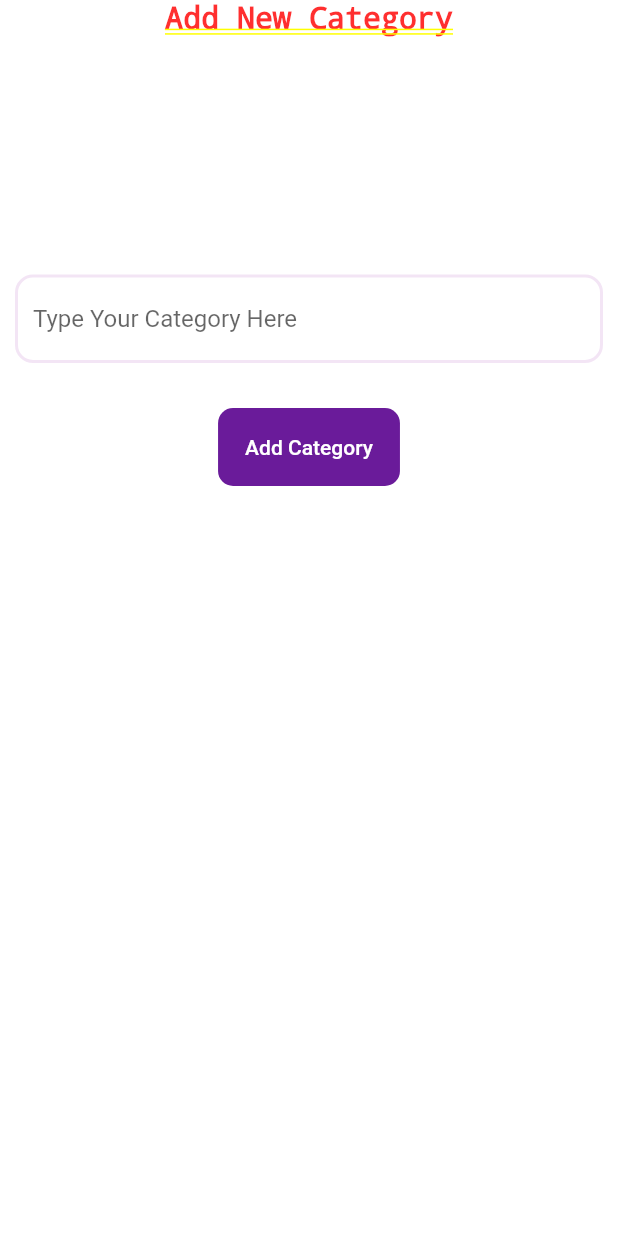
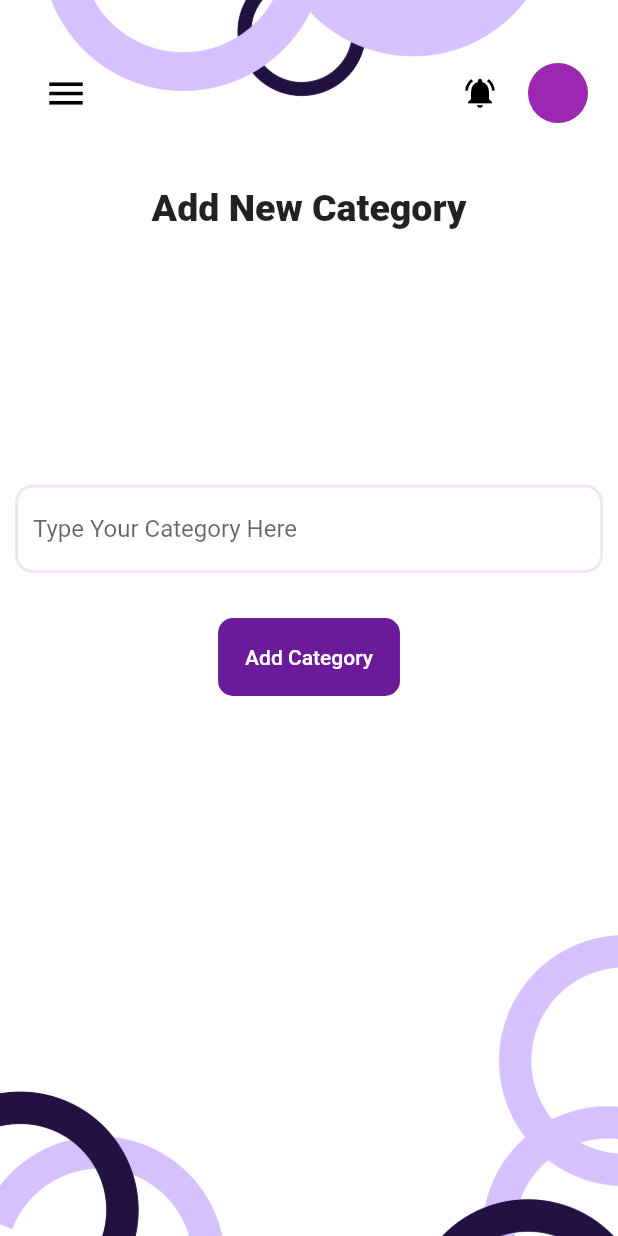
Before and after one commit to Him-anshuSharma/women_tech, a Flutter app: the CategoryPage screen opened by its route, on a phone screen of 412 x 824 dp. Run offline on Flutter 3.47's test engine with Material 2 defaults, Android fonts, the phone set to English and light mode, and no system bars; our stand-ins replace firebase_auth, font_awesome_flutter, google_sign_in; accounts and stored records are empty.

```diff
--- a/womentech/lib/main.dart
+++ b/womentech/lib/main.dart
@@ -11,6 +11,7 @@ import 'screens/keywords_screen.dart';
 import 'package:womentech/providers/category_provider.dart';
 import 'screens/category_mail_screen.dart';
 import 'screens/categories_screen.dart';
+import 'no_trans.dart';
 
 void main(){
   runApp(const MyApp());
@@ -18,7 +19,8 @@ void main(){
 
 
 class MyApp extends StatelessWidget {
-  const MyApp({super.key});
+  const MyApp({Key? key});
+
 
   @override
   Widget build(BuildContext context) {
@@ -29,7 +31,13 @@ class MyApp extends StatelessWidget {
       ],
       child: MaterialApp(
         title: 'Flutter Demo',
-        theme: ThemeData(),
+        theme: ThemeData(
+          pageTransitionsTheme: const PageTransitionsTheme(
+          builders: {
+            TargetPlatform.android: NoTransitionPageTransitionsBuilder(),
+          },
+        ),
+        ),
         initialRoute: '/authenticationPage',
       routes: {
         '/':(context) =>  const HomePage(),
--- /dev/null
+++ b/womentech/lib/no_trans.dart
@@ -0,0 +1,15 @@
+import 'package:flutter/material.dart';
+class NoTransitionPageTransitionsBuilder extends PageTransitionsBuilder {
+  const NoTransitionPageTransitionsBuilder();
+
+  @override
+  Widget buildTransitions<T>(
+    PageRoute<T> route,
+    BuildContext context,
+    Animation<double> animation,
+    Animation<double> secondaryAnimation,
+    Widget child,
+  ) {
+    return child;
+  }
+}
--- a/womentech/lib/providers/category_provider.dart
+++ b/womentech/lib/providers/category_provider.dart
@@ -1,7 +1,7 @@
 import 'package:flutter/foundation.dart';
 
 class CategoriesProvider extends ChangeNotifier {
-  final List<String> _categories = ["Add New Category"];
+  final List<String> _categories = ["1","2","3","4","5","Add New Category"];
 
   List<String> get items => [..._categories];
 
--- a/womentech/lib/screens/authentication.dart
+++ b/womentech/lib/screens/authentication.dart
@@ -28,7 +28,7 @@ class AuthenticationPage extends StatelessWidget {
               ],)
             ),
             onTap: (){
-              Navigator.pushNamed(context,'/');
+              Navigator.pushNamed(context,'/EmailOrganizerPage');
             },
           ),
 
--- a/womentech/lib/screens/categories_screen.dart
+++ b/womentech/lib/screens/categories_screen.dart
@@ -19,16 +19,64 @@ class _CategoryPageState extends State<CategoryPage> {
   @override
   Widget build(BuildContext context) {
     final categories = Provider.of<CategoriesProvider>(context);
-    return Container(
-        child: Form(
+    return Scaffold(
+      resizeToAvoidBottomInset: false,
+      body: Container(
+        decoration: const BoxDecoration(
+          image: DecorationImage(
+            image: AssetImage('assets/BgPage.png'),
+            fit: BoxFit.cover,
+          ),
+        ),
+        child:Form(
             key: _formKey,
             child: Column(
               children: [
+                SizedBox(
+                height: 30,
+              ),
+              Row(
+                children: [
+                  Container(
+                    margin: EdgeInsets.fromLTRB(20, 0, 0, 0),
+                    child: IconButton(
+                      icon: Icon(
+                        Icons.menu,
+                        color: Colors.black,
+                        size: 30,
+                      ),
+                      onPressed: () => Scaffold.of(context).openDrawer(),
+                    ),
+                  ),
+                  Expanded(child: SizedBox()),
+                  Padding(
+                    padding: const EdgeInsets.all(8.0),
+                    child: IconButton(
+                      icon: Icon(Icons.notifications_active),
+                      color: Colors.black,
+                      onPressed: () {},
+                    ),
+                  ),
+                  Padding(
+                    padding: const EdgeInsets.fromLTRB(0, 0, 20, 0),
+                    child: CircleAvatar(
+                      backgroundColor: Colors.purple,
+                    ),
+                  )
+                ],
+              ),
+
+              const SizedBox(
+                height: 30,
+              ),
+
                 // Place for the keywords to show
-                Text("Add New Category", style: TextStyle(fontWeight: FontWeight.w800, fontSize: 20),),
-                const SizedBox(
-                  height: 150,
-                ),
+                const Text(
+                  "Add New Category",
+                  style: TextStyle(
+                    fontWeight: FontWeight.w800,
+                    fontSize: 25),),
+                 SizedBox(height: 160,),
                 Container(
                   margin: EdgeInsets.all(10),
                   child: TextFormField(
@@ -86,6 +134,7 @@ class _CategoryPageState extends State<CategoryPage> {
                   ),
                 ),
               ],
-            )));
+            )),)
+    );
   }
 }
--- a/womentech/lib/widgets/categories_card.dart
+++ b/womentech/lib/widgets/categories_card.dart
@@ -13,7 +13,11 @@ class CatContainer extends StatelessWidget {
   Widget build(BuildContext context) {
     return GestureDetector(
       onTap: () {
-        Navigator.pushNamed(context, '/categoryMailPage', arguments: catName);
+        if(catName == "Add New Category"){
+        Navigator.pushNamed(context, '/categoriesPage', arguments: catName);
+        }
+        else{
+        Navigator.pushNamed(context, '/categoryMailPage', arguments: catName);}
       },
       child: Container(
         margin: EdgeInsets.all(5),
--- a/womentech/lib/widgets/wrapper.dart
+++ b/womentech/lib/widgets/wrapper.dart
@@ -1,6 +1,6 @@
 import 'package:flutter/material.dart';
-import 'package:womentech/screens/categories_screen.dart';
-import 'package:womentech/screens/category_mail_screen.dart';
+import 'package:womentech/screens/categories_screen.dart'; //works
+import 'package:womentech/screens/category_mail_screen.dart'; //works
 import 'package:womentech/screens/email_organize_screen.dart';
 import 'package:womentech/screens/keywords_screen.dart';
 
@@ -9,6 +9,6 @@ class Wrapper extends StatelessWidget {
 
   @override
   Widget build(BuildContext context) {
-    return CategoryPage();
+    return KeywordPage();
   }
 }
```
Also changed, not shown: womentech/lib/screens/category_mail_screen.dart (+46 -2 lines), womentech/lib/screens/email_organize_screen.dart (+16 -56 lines), womentech/lib/screens/home_screen.dart (+11 -4 lines), womentech/lib/screens/keywords_screen.dart (+10 -3 lines).
